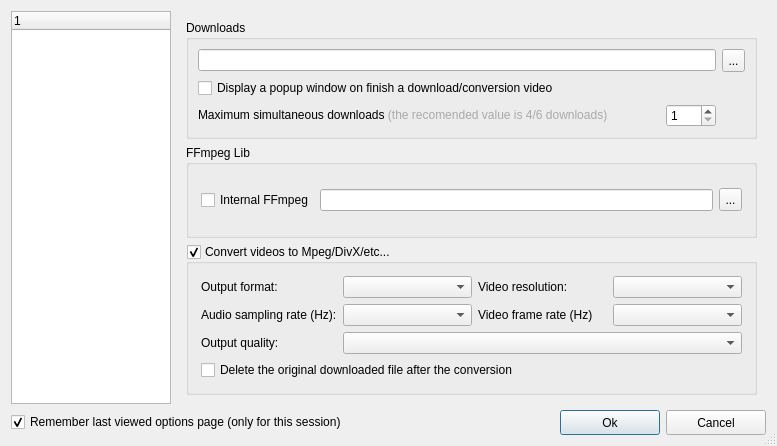
Before: the Qt Designer form ui/options.ui in ckorn/xvst, drawn with Qt 5.
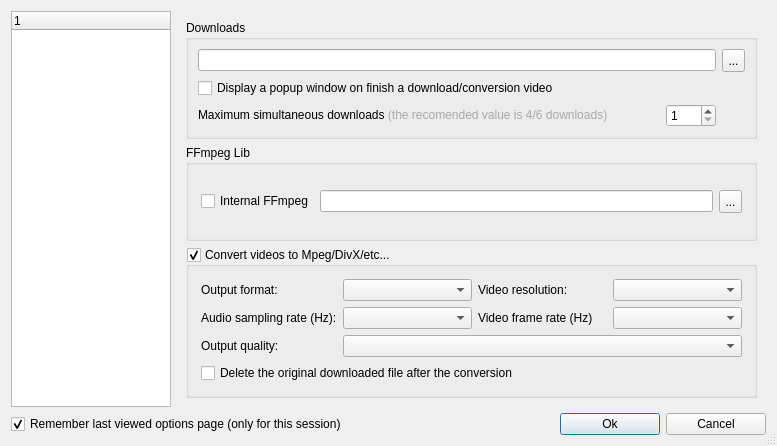
After: the same form once the commit is applied. Icons and pictures are not drawn.

Commit message: - Changed ok and cancel buttons

```diff
--- a/ui/options.ui
+++ b/ui/options.ui
@@ -1704,7 +1704,7 @@
        <property name="minimumSize">
         <size>
          <width>100</width>
-         <height>25</height>
+         <height>0</height>
         </size>
        </property>
        <property name="whatsThis">
@@ -1729,7 +1729,7 @@
        <property name="minimumSize">
         <size>
          <width>100</width>
-         <height>25</height>
+         <height>0</height>
         </size>
        </property>
        <property name="whatsThis">
```
